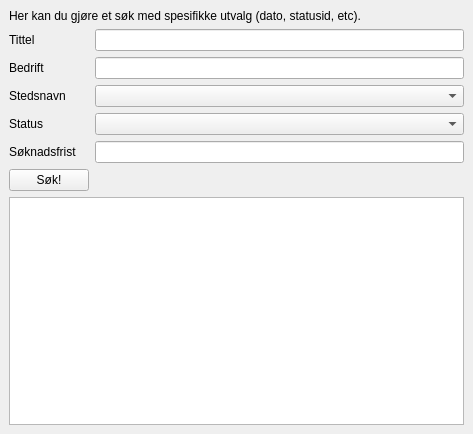
andersbo87/sources, file src/QT/jobber/jobber/spesificjobs.ui: the form before one commit.
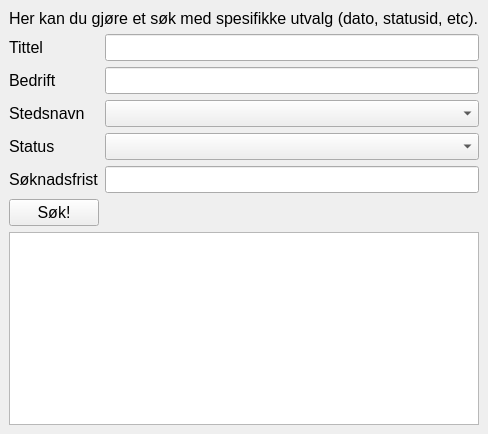
The form after the commit. Icons and pictures are not drawn.

```diff
--- a/src/QT/jobber/jobber/spesificjobs.ui
+++ b/src/QT/jobber/jobber/spesificjobs.ui
@@ -10,6 +10,12 @@
     <height>434</height>
    </rect>
   </property>
+  <property name="font">
+   <font>
+    <family>Arial</family>
+    <pointsize>12</pointsize>
+   </font>
+  </property>
   <property name="windowTitle">
    <string>Vis utvalgte jobber</string>
   </property>
```
